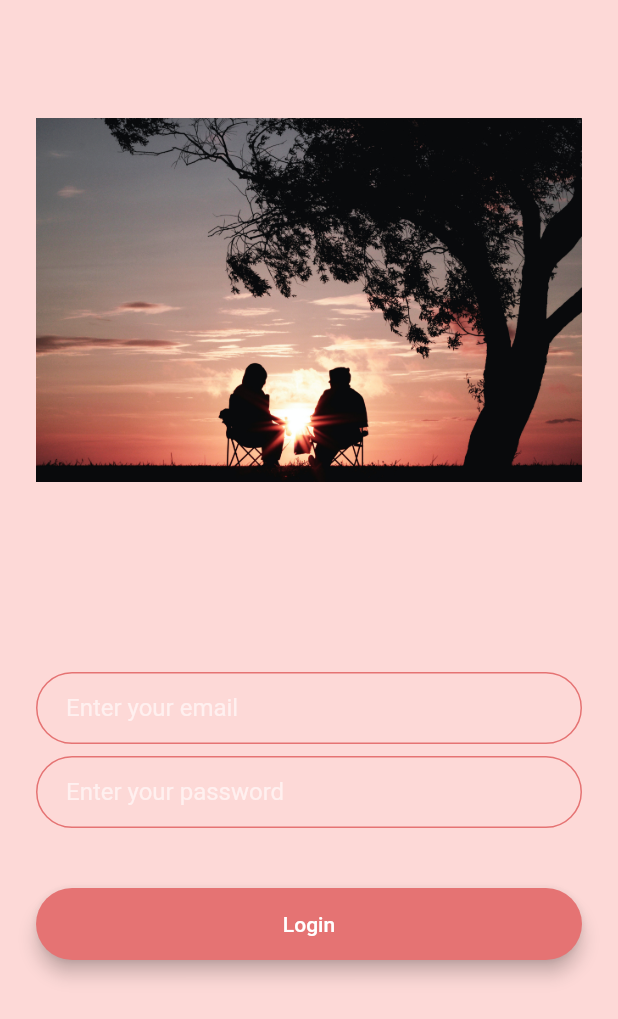
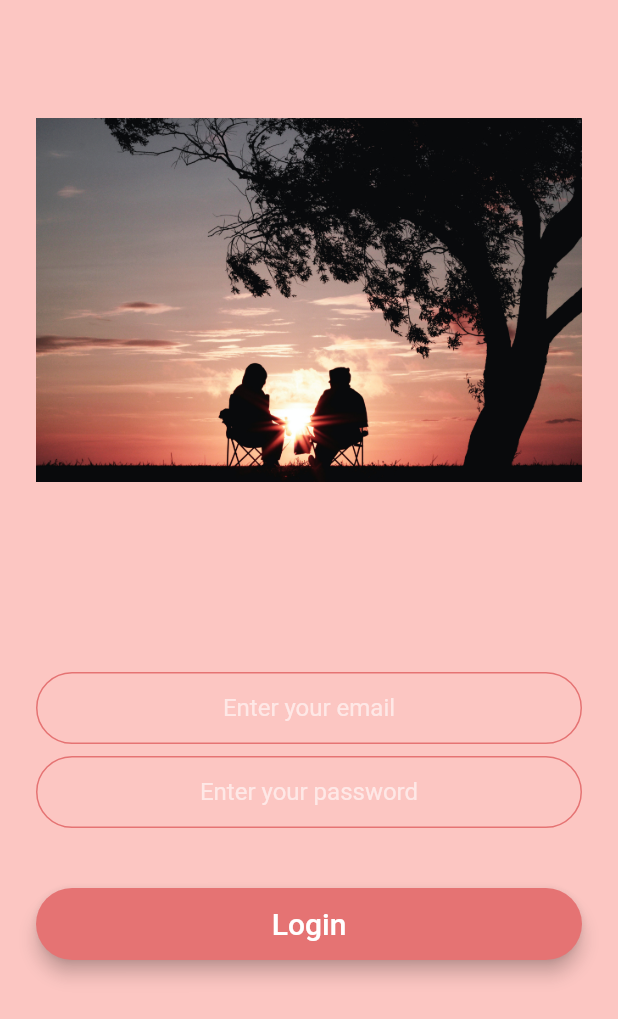
Before and after one commit to apphow/chat_app, a Flutter app: the screen it shows after launch, after a tap on "Login", on a phone screen of 412 x 824 dp. Shown: the top 1019 px of the screen. Run offline on Flutter 3.47's test engine with Material 2 defaults, Android fonts, the phone set to English and light mode, and no system bars; our stand-ins replace animated_text_kit, firebase_auth; accounts and stored records are empty.

Commit message:
redoing chat_app

```diff
--- a/lib/components/rounded_button.dart
+++ b/lib/components/rounded_button.dart
@@ -22,6 +22,7 @@ class RoundedButton extends StatelessWidget {
             title,
             style: TextStyle(
               color: Colors.white,
+              fontSize: 20,
             ),
           ),
         ),
--- a/lib/main.dart
+++ b/lib/main.dart
@@ -10,6 +10,7 @@ class ChatApp extends StatelessWidget {
   @override
   Widget build(BuildContext context) {
     return MaterialApp(
+      debugShowCheckedModeBanner: false,
       theme: ThemeData.dark(),
       home: WelcomeScreen(),
       initialRoute: WelcomeScreen.id,
--- a/lib/screens/chat_screen.dart
+++ b/lib/screens/chat_screen.dart
@@ -37,7 +37,7 @@ class _ChatScreenState extends State<ChatScreen> {
   @override
   Widget build(BuildContext context) {
     return Scaffold(
-      backgroundColor: Colors.red.withOpacity(.2),
+      backgroundColor: Colors.red.withOpacity(.3),
       appBar: AppBar(
         leading: null,
         actions: <Widget>[
--- a/lib/screens/login_screen.dart
+++ b/lib/screens/login_screen.dart
@@ -15,7 +15,7 @@ class _LoginScreenState extends State<LoginScreen> {
   @override
   Widget build(BuildContext context) {
     return Scaffold(
-      backgroundColor: Colors.red.withOpacity(.2),
+      backgroundColor: Colors.red.withOpacity(.3),
       body: Padding(
         padding: EdgeInsets.symmetric(horizontal: 24.0),
         child: SingleChildScrollView(
@@ -35,6 +35,7 @@ class _LoginScreenState extends State<LoginScreen> {
                 height: 48.0,
               ),
               TextField(
+                textAlign: TextAlign.center,
                 onChanged: (value) {
                   //Do something with the user input.
                 },
@@ -45,9 +46,8 @@ class _LoginScreenState extends State<LoginScreen> {
                 height: 8.0,
               ),
               TextField(
-                onChanged: (value) {
-                  //Do something with the user input.
-                },
+                obscureText: true,
+                textAlign: TextAlign.center,
                 decoration: kTextFieldDecoration.copyWith(
                     hintText: 'Enter your password'),
               ),
--- a/lib/screens/registration_screen.dart
+++ b/lib/screens/registration_screen.dart
@@ -21,8 +21,7 @@ class _RegistrationScreenState extends State<RegistrationScreen> {
   @override
   Widget build(BuildContext context) {
     return Scaffold(
-      resizeToAvoidBottomPadding: false,
-      backgroundColor: Colors.red.withOpacity(.2),
+      backgroundColor: Colors.red.withOpacity(.3),
       body: Padding(
         padding: EdgeInsets.symmetric(horizontal: 24.0),
         child: SingleChildScrollView(
--- a/lib/screens/welcome_screen.dart
+++ b/lib/screens/welcome_screen.dart
@@ -34,7 +34,7 @@ class _WelcomeScreenState extends State<WelcomeScreen>
     );
     //animation = CurvedAnimation(parent: controller, curve: Curves.easeIn);
     animation =
-        ColorTween(begin: Colors.orange[100], end: Colors.red.withOpacity(.2))
+        ColorTween(begin: Colors.orange[100], end: Colors.red.withOpacity(.3))
             .animate(controller);
     //our controller will animate ahead in 60 steps (ticks)(
     controller.forward();
@@ -57,15 +57,15 @@ class _WelcomeScreenState extends State<WelcomeScreen>
   @override
   Widget build(BuildContext context) {
     return Scaffold(
-      resizeToAvoidBottomPadding: false,
       backgroundColor: animation.value,
       appBar: AppBar(
         centerTitle: true,
         backgroundColor: Colors.red[300],
         title: Text(
-          'Family',
+          'Family Chat',
           style: TextStyle(
-            color: Colors.red[900],
+            color: Colors.white,
+            fontSize: 25,
           ),
         ),
       ),
@@ -79,15 +79,6 @@ class _WelcomeScreenState extends State<WelcomeScreen>
               SizedBox(
                 height: 50.0,
               ),
-              Container(
-                height: 60,
-                child: Center(
-                  child: Text(
-                    '️Chatting',
-                    style: TextStyle(fontSize: 38.0, color: Colors.red[300]),
-                  ),
-                ),
-              ),
               SizedBox(
                 height: 45.0,
               ),
@@ -95,8 +86,9 @@ class _WelcomeScreenState extends State<WelcomeScreen>
                 tag: 'harli',
                 child: Container(
                   child: Image.asset(
-                      'images/harli-marten-M9jrKDXOQoU-unsplash.jpg'),
-                  height: 300,
+                    'images/harli-marten-M9jrKDXOQoU-unsplash.jpg',
+                    height: 400,
+                  ),
                 ),
               ),
               SizedBox(
```
Also changed, not shown: pubspec.lock, 6 other files.
